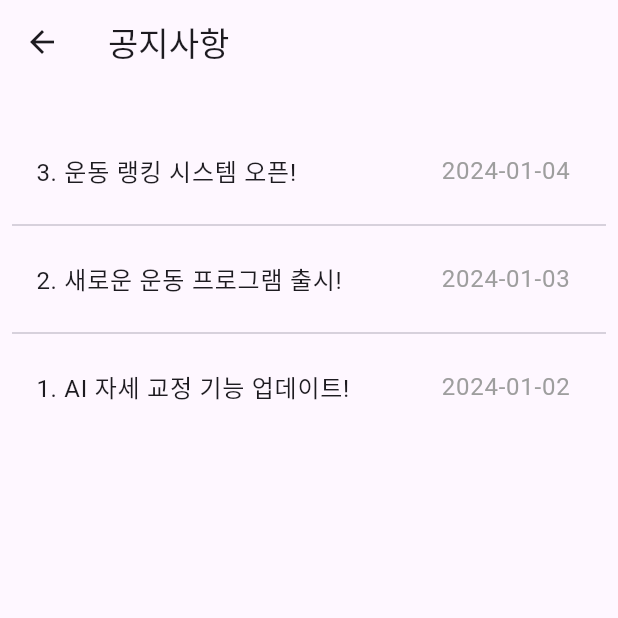
After one commit to AI-X-main-projext-ITOWE/FitChecker_Flutter_v3, a Flutter app: the NoticeScreen screen opened directly, on a phone screen of 412 x 824 dp, the top half of it. The commit adds this screen. Run offline on Flutter 3.47's test engine with Material 3 defaults, Android fonts, the phone set to English and light mode, and no system bars; our stand-ins replace cloud_firestore, firebase_auth, firebase_core, firebase_database, firebase_messaging, fl_chart and 9 more; missing offline and left inert: dart:ffi, kakao_flutter_sdk_user; accounts and stored records are empty.

```diff
--- a/lib/components/header.dart
+++ b/lib/components/header.dart
@@ -1,8 +1,7 @@
 import 'package:fitchecker/components/bouncyText.dart';
 import 'package:flutter/material.dart';
-
-import '../scrreens/notifications_screen.dart';
-import '../scrreens/settings_screen.dart';
+import 'package:fitchecker/screens/notifications_screen.dart';
+import 'package:fitchecker/screens/settings_screen.dart';
 
 class Header extends StatelessWidget {
   final double height;
--- a/lib/main.dart
+++ b/lib/main.dart
@@ -1,4 +1,4 @@
-import 'package:fitchecker/scrreens/splash_screen.dart';
+import 'package:fitchecker/screens/splash_screen.dart';
 import 'package:flutter/material.dart';
 import 'package:kakao_flutter_sdk_user/kakao_flutter_sdk_user.dart';
 import 'package:flutter_dotenv/flutter_dotenv.dart';
--- a/lib/scrreens/login_screen.dart
+++ b/lib/screens/login_screen.dart
@@ -1,5 +1,5 @@
 import 'package:cloud_firestore/cloud_firestore.dart';
-import 'package:fitchecker/scrreens/user_info_screen.dart';
+import 'package:fitchecker/screens/user_info_screen.dart';
 import 'package:fitchecker/services/auth_service.dart';
 import 'package:flutter/material.dart';
 import 'package:fitchecker/models/user_model.dart';
--- /dev/null
+++ b/lib/screens/notice_screen.dart
@@ -0,0 +1,93 @@
+import 'package:flutter/material.dart';
+import 'package:fitchecker/screens/notice_detail_screen.dart'; // 공통 상세 페이지를 위한 import
+
+class NoticeScreen extends StatelessWidget {
+  const NoticeScreen({Key? key}) : super(key: key);
+
+  @override
+  Widget build(BuildContext context) {
+    // 공지사항 예시 데이터 (등록 순서대로 추가)
+    final List<Map<String, String>> notices = [
+      {
+        'title': 'AI 자세 교정 기능 업데이트!',
+        'date': '2024-01-02',
+        'content':
+        'FitChecker에 새로운 AI 자세 교정 기능이 추가되었습니다!\n'
+            '이제 더 정확하고 세밀한 자세 분석으로 여러분의 운동 효율을 높여드립니다.\n'
+            '업데이트 후 새로운 기능을 확인해 보세요!'
+      },
+      {
+        'title': '새로운 운동 프로그램 출시!',
+        'date': '2024-01-03',
+        'content':
+        'FitChecker에서 사용자의 목표에 맞춘 새로운 운동 프로그램을 출시했습니다.\n'
+            '체형 개선, 근력 강화, 유연성 향상 등 다양한 목표를 위한 프로그램을 확인하고 시작해 보세요!\n'
+            '\'운동 프로그램\' 탭에서 확인할 수 있습니다.'
+      },
+      {
+        'title': '운동 랭킹 시스템 오픈!',
+        'date': '2024-01-04',
+        'content':
+        '드디어 기다리시던 운동 랭킹 시스템이 오픈되었습니다!\n'
+            '매일 운동 기록을 남기고 다른 사용자와 순위를 비교해보세요.\n'
+            '랭킹 1위에게는 특별한 혜택이 기다리고 있습니다!'
+      },
+    ];
+
+    // 내림차순 정렬 (날짜 기준으로 최신 항목 위로)
+    final sortedNotices = List.from(notices)
+      ..sort((a, b) => b['date']!.compareTo(a['date']!));
+
+    return Scaffold(
+      appBar: AppBar(
+        title: const Text('공지사항'),
+      ),
+      body: Padding(
+        padding: const EdgeInsets.symmetric(horizontal: 8.0), // 좌우 여백
+        child: Column(
+          crossAxisAlignment: CrossAxisAlignment.start,
+          children: [
+            const SizedBox(height: 30), // AppBar와 리스트 사이 여백 추가
+            Expanded(
+              child: ListView.separated(
+                itemCount: sortedNotices.length,
+                separatorBuilder: (context, index) =>
+                const Divider(), // 각 항목 사이에 Divider 추가
+                itemBuilder: (context, index) {
+                  final notice = sortedNotices[index];
+                  final noticeNumber =
+                      sortedNotices.length - index; // 최신 공지사항이 1번
+
+                  return ListTile(
+                    title: Row(
+                      mainAxisAlignment: MainAxisAlignment.spaceBetween,
+                      children: [
+                        Text('$noticeNumber. ${notice['title']}'), // 제목 + 번호
+                        Text(
+                          notice['date']!, // 날짜 (오른쪽 정렬)
+                          style: const TextStyle(color: Colors.grey),
+                        ),
+                      ],
+                    ),
+                    onTap: () {
+                      // 공지사항 클릭 시 공통 상세 페이지로 이동
+                      Navigator.push(
+                        context,
+                        MaterialPageRoute(
+                          builder: (context) => NoticeDetailPage(
+                            title: notice['title']!,
+                            content: notice['content']!,
+                          ),
+                        ),
+                      );
+                    },
+                  );
+                },
+              ),
+            ),
+          ],
+        ),
+      ),
+    );
+  }
+}
--- a/lib/scrreens/splash_screen.dart
+++ b/lib/screens/splash_screen.dart
@@ -1,6 +1,6 @@
 import 'package:cloud_firestore/cloud_firestore.dart';
 import 'package:fitchecker/models/user_model.dart';
-import 'package:fitchecker/scrreens/user_info_screen.dart';
+import 'package:fitchecker/screens/user_info_screen.dart';
 import 'package:flutter/material.dart';
 import 'package:fitchecker/services/auth_service.dart';
 import 'package:flutter_spinkit/flutter_spinkit.dart';
--- a/pubspec.yaml
+++ b/pubspec.yaml
@@ -56,7 +56,7 @@ dependencies:
 
 
   flutter_local_notifications: ^18.0.0
-  path_provider: ^2.0.11 #캐시 삭제에 필요
+  path_provider: ^2.1.4 #캐시 삭제에 필요
   provider: ^6.1.2
 
 
```
Also changed, not shown: lib/screens/settings_screen.dart (renamed from lib/scrreens/settings_screen.dart, +4 -4 lines), lib/screens/cache_management_screen.dart (renamed from lib/scrreens/cache_management_screen.dart), lib/screens/home_screen.dart (renamed from lib/scrreens/home_screen.dart), lib/screens/notice_detail_screen.dart (renamed from lib/scrreens/notice_detail_screen.dart), lib/screens/notifications_screen.dart (renamed from lib/scrreens/notifications_screen.dart), lib/screens/user_info_screen.dart (renamed from lib/scrreens/user_info_screen.dart), pubspec.lock.
